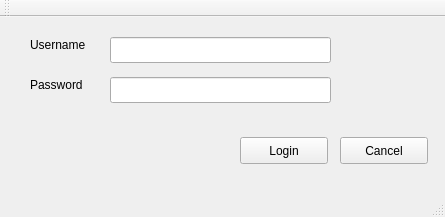
Old version of the form Client/LoginWindow.ui in the repository akfarhat/cuTPS.
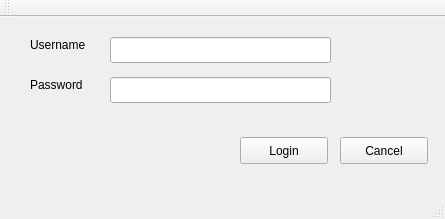
New version of the form.

```diff
--- a/Client/LoginWindow.ui
+++ b/Client/LoginWindow.ui
@@ -7,7 +7,7 @@
     <x>0</x>
     <y>0</y>
     <width>445</width>
-    <height>217</height>
+    <height>219</height>
    </rect>
   </property>
   <property name="windowTitle">
```
